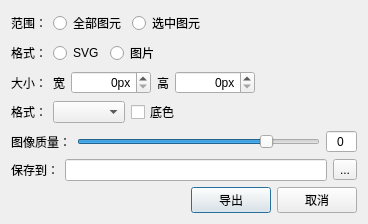
lsyeei/dashboard, file BIDesigner/exportdialog.ui: the form before one commit.
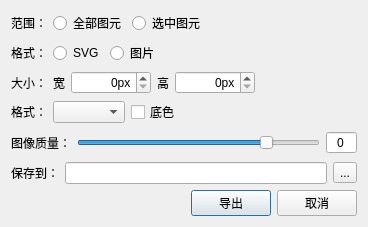
The form after the commit. Custom widgets are drawn as their Qt base class.

```diff
--- a/BIDesigner/exportdialog.ui
+++ b/BIDesigner/exportdialog.ui
@@ -10,7 +10,7 @@
     <x>0</x>
     <y>0</y>
     <width>368</width>
-    <height>212</height>
+    <height>227</height>
    </rect>
   </property>
   <property name="sizePolicy">
```
Left out of the diff: 4 changed lines with no effect on the pictures.
